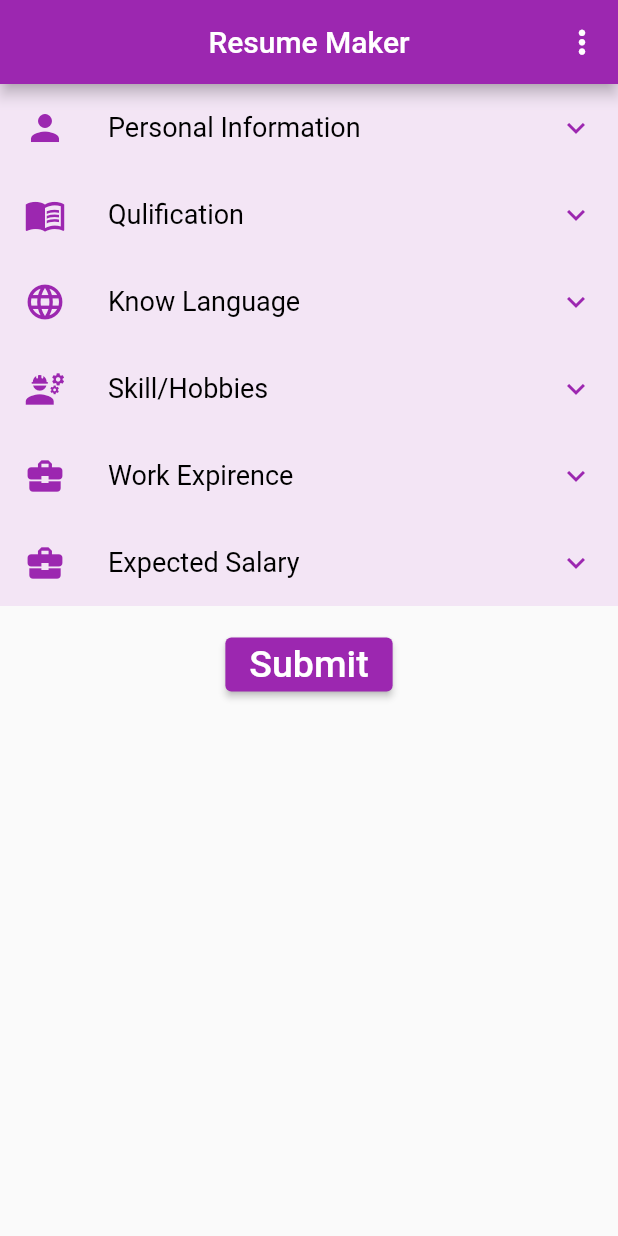
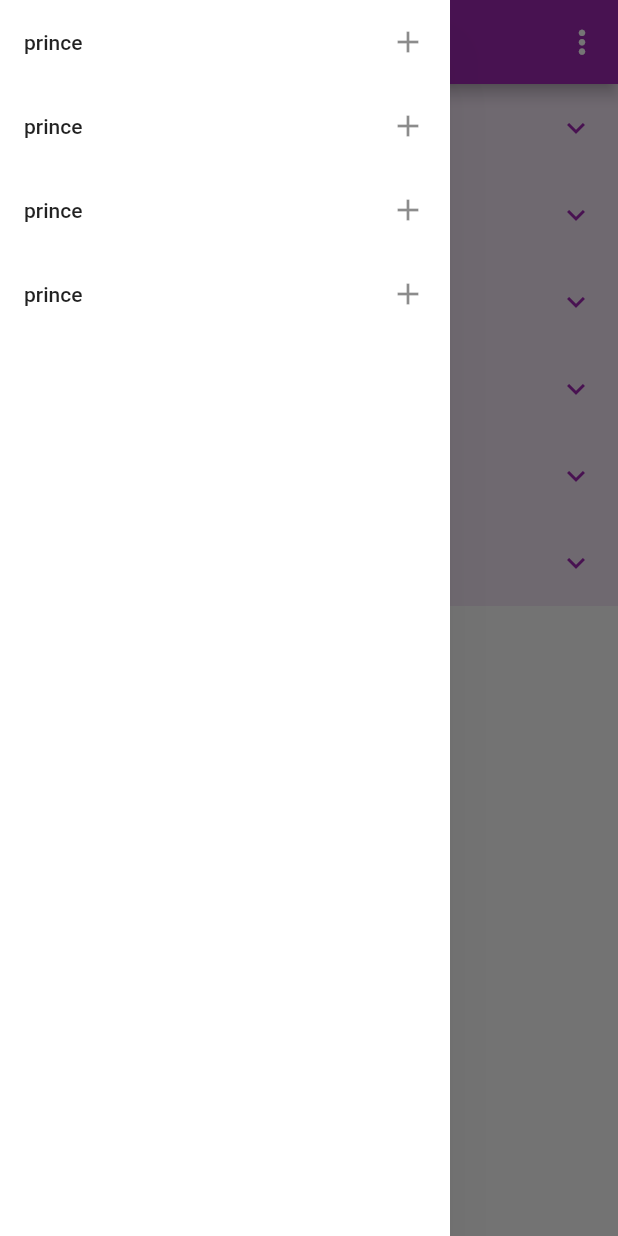
Before and after one commit to Flutter2616/resume_maker_app, a Flutter app: the screen it shows after launch, with the side drawer open (before the commit the screen has no drawer), on a phone screen of 412 x 824 dp. Run offline on Flutter 3.47's test engine with Material 2 defaults, Android fonts, the phone set to English and light mode, and no system bars.

Commit message:
text form field

```diff
--- a/lib/modal_class.dart
+++ b/lib/modal_class.dart
@@ -1,5 +1,5 @@
 class Data
 {
-  String? name,add,con,email,obj,language,skill,hobbies;
-  Data({this.name,this.obj,this.add,this.con,this.email,this.hobbies,this.language,this.skill});
+  String? name,add,con,email,obj,language,skill,hobbies,work,edu,seluni,state;
+  Data({this.name,this.obj,this.add,this.con,this.email,this.work,this.edu,this.seluni,this.state,this.hobbies,this.language,this.skill});
 }
--- a/lib/screen/homescreen.dart
+++ b/lib/screen/homescreen.dart
@@ -64,12 +64,25 @@ class _HomescreenState extends State<Homescreen> {
   String? selUni;
   String? state;
   RangeValues rangeValues = RangeValues(25000, 100000);
-
+var datakey=GlobalKey<FormState>();
   @override
   Widget build(BuildContext context) {
-    return WillPopScope(
+    return Form(
+      key: datakey,
+      child: WillPopScope(
         onWillPop: close,
+        child: SafeArea(
           child: Scaffold(
+            drawer: Drawer(
+              width: 300,backgroundColor: Colors.white,child: ListView(
+              children: [
+                ListTile(title: Text("prince"),trailing: Icon(Icons.add),),
+                ListTile(title: Text("prince"),trailing: Icon(Icons.add),),
+                ListTile(title: Text("prince"),trailing: Icon(Icons.add),),
+                ListTile(title: Text("prince"),trailing: Icon(Icons.add),),
+              ],
+            ),shadowColor: Colors.black26,
+            ),
               appBar: AppBar(
                 centerTitle: true,
                 title: Text("Resume Maker"),
@@ -101,13 +114,13 @@ class _HomescreenState extends State<Homescreen> {
                           padding: const EdgeInsets.all(8.0),
                           child: Column(
                             children: [
-                          field("Full Name", name),
+                              field(condition: 1,title: "Full Name",txtdata: name,error: "please Enter your Name",kboard: TextInputType.text),
                               SizedBox(height: 5),
-                          field("Street Address", add),
+                              field(condition: 1,title: "Street Address",txtdata: add,error: "please Enter your Address",kboard: TextInputType.streetAddress),
                               SizedBox(height: 5),
-                          field("Contact", con),
+                              field(condition: 2,title: "Contact",txtdata:  con,kboard: TextInputType.phone,error: "Enter valid phone number"),
                               SizedBox(height: 5),
-                          field("E-mail", email),
+                              field(condition: 1,title: "E-mail",txtdata:  email,error: "please Enter your E-mail",kboard: TextInputType.emailAddress),
                               SizedBox(height: 5),
                               DropdownButton(
                                 items: stat
@@ -129,7 +142,7 @@ class _HomescreenState extends State<Homescreen> {
                                         color: Colors.black, fontSize: 20)),
                               ),
                               SizedBox(height: 5),
-                          field("Objective", obj),
+                              field(condition: 1,title: "Objective",txtdata: obj,kboard: TextInputType.text),
                             ],
                           ),
                         ),
@@ -235,7 +248,7 @@ class _HomescreenState extends State<Homescreen> {
                                 title: Text("Gujarati"),
                               ),
                               SizedBox(height: 5),
-                          field("Other language", language),
+                              field(condition: 1,title: "Other language",txtdata:  language,kboard: TextInputType.text),
                             ],
                           ),
                         ),
@@ -253,9 +266,9 @@ class _HomescreenState extends State<Homescreen> {
                           padding: const EdgeInsets.all(8.0),
                           child: Column(
                             children: [
-                          field("Skill", skill),
+                              field(condition: 1,title: "Skill",txtdata: skill,kboard: TextInputType.text),
                               SizedBox(height: 5),
-                          field("Hobbies", hobbies),
+                              field(condition: 1,title: "Hobbies",txtdata:  hobbies,kboard: TextInputType.text),
                             ],
                           ),
                         ),
@@ -300,7 +313,7 @@ class _HomescreenState extends State<Homescreen> {
                       collapsedIconColor: Colors.purple,
                     ),
                     ExpansionTile(
-                  leading: Icon(Icons.business_center,
+                      leading: Icon(Icons.monetization_on,
                           color: Colors.purple, size: 28),
                       title: Text("Expected Salary",
                           style: TextStyle(fontSize: 18, color: Colors.black)),
@@ -333,6 +346,7 @@ class _HomescreenState extends State<Homescreen> {
                     SizedBox(height: 15),
                     ElevatedButton(
                       onPressed: () {
+                        if(datakey.currentState!.validate()) {
                           ScaffoldMessenger.of(context).showSnackBar(
                             SnackBar(
                                 content: Text("Submit Successfully"),
@@ -344,6 +358,10 @@ class _HomescreenState extends State<Homescreen> {
                                 name: name.text,
                                 add: add.text,
                                 con: con.text,
+                                edu: select,
+                                seluni: selUni,
+                                state: state,
+                                work: work,
                                 email: email.text,
                                 hobbies: hobbies.text,
                                 language: language.text,
@@ -351,23 +369,32 @@ class _HomescreenState extends State<Homescreen> {
                                 skill: skill.text);
                             Navigator.pushNamed(context, 'data', arguments: d1);
                           });
+                        }
                       },
-                  child: Text("Submit", style: TextStyle(fontSize: 25)),
+                      child: Text("Submit", style: TextStyle(fontSize: 20)),
                       style:
                           ElevatedButton.styleFrom(backgroundColor: Colors.purple),
                     ),
                   ],
                 ),
               )),
+        ),
+      ),
     );
   }
 
-  Widget field(String title, TextEditingController txtdata) {
-    return TextField(
+  Widget field({required String? title,required TextEditingController? txtdata,String? error,required int? condition,required TextInputType kboard}) {
+    return TextFormField(keyboardType: kboard,
+      validator:(value) {
+      if(condition==1?value!.isEmpty:value!.length!=10) {
+        return error;
+      }
+      return null;
+    },
         style: TextStyle(fontSize: 18),
         textInputAction: TextInputAction.next,
         controller: txtdata,
-        decoration: InputDecoration(
+        decoration: InputDecoration(border: OutlineInputBorder(),
             labelStyle: TextStyle(color: Colors.black),
             enabledBorder: OutlineInputBorder(
               borderSide: BorderSide(color: Colors.purple, width: 2),
--- a/lib/screen/resume_screen.dart
+++ b/lib/screen/resume_screen.dart
@@ -30,7 +30,9 @@ class _ResumescreenState extends State<Resumescreen> {
               iconSize: 25),
         ],
       ),
-      body: Column(
+      body: Padding(
+        padding: const EdgeInsets.only(left: 10.0),
+        child: Column(
           mainAxisAlignment: MainAxisAlignment.spaceBetween,
           crossAxisAlignment: CrossAxisAlignment.start,
           children: [
@@ -42,7 +44,12 @@ class _ResumescreenState extends State<Resumescreen> {
             text("Language", "${d.language}"),
             text("Skill", "${d.skill}"),
             text("Hobbies", "${d.hobbies}"),
+            text("State", "${d.state}"),
+            text("Univercity", "${d.seluni}"),
+            text("Education", "${d.edu}"),
+            text("Work", "${d.work}"),
           ],
+        ),
       ),
     );
   }
```
Lines whose indentation alone changed are shown as unchanged.
